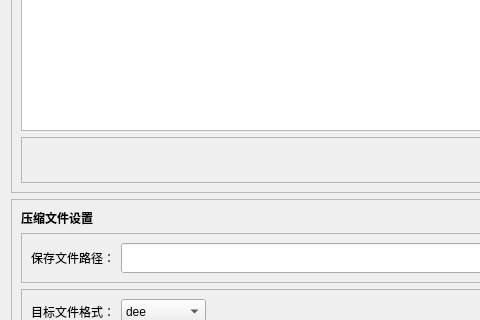
First picture: the form in QTHuffman_Compress/comdialog.ui, repository 1234-bai/Huffman_Compress, before the edit; both pictures show x 0 to 480 and y 337 to 657 of the 918 by 744 pixel window.
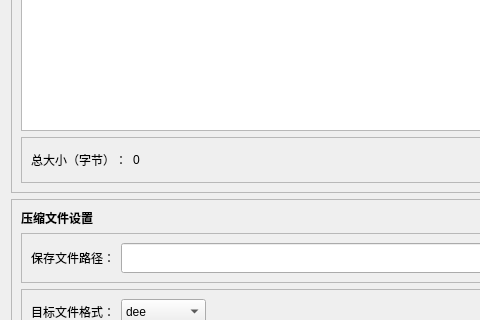
Second picture: the form after the edit.

The edit to the form file:
```diff
--- a/QTHuffman_Compress/comdialog.ui
+++ b/QTHuffman_Compress/comdialog.ui
@@ -96,6 +96,26 @@
          <enum>QFrame::Raised</enum>
         </property>
         <layout class="QHBoxLayout" name="horizontalLayout">
+         <item>
+          <widget class="QLabel" name="label_5">
+           <property name="text">
+            <string>总大小（字节）：</string>
+           </property>
+          </widget>
+         </item>
+         <item>
+          <widget class="QLabel" name="num_label">
+           <property name="minimumSize">
+            <size>
+             <width>120</width>
+             <height>0</height>
+            </size>
+           </property>
+           <property name="text">
+            <string>0</string>
+           </property>
+          </widget>
+         </item>
          <item>
           <spacer name="horizontalSpacer">
            <property name="orientation">
```
